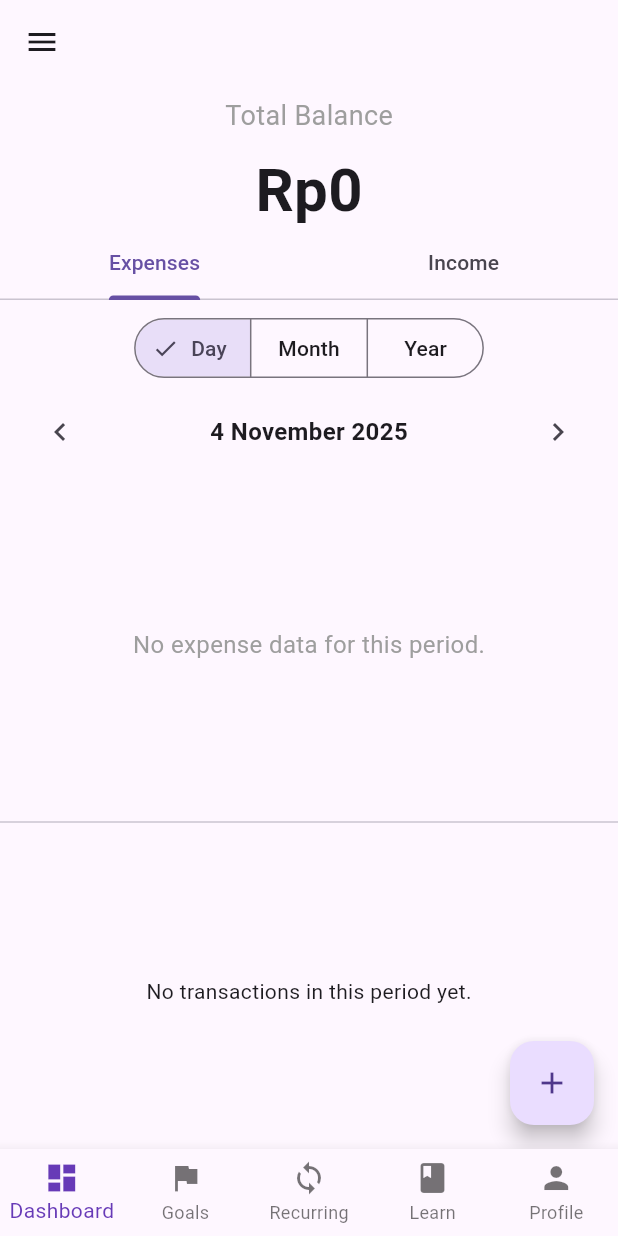
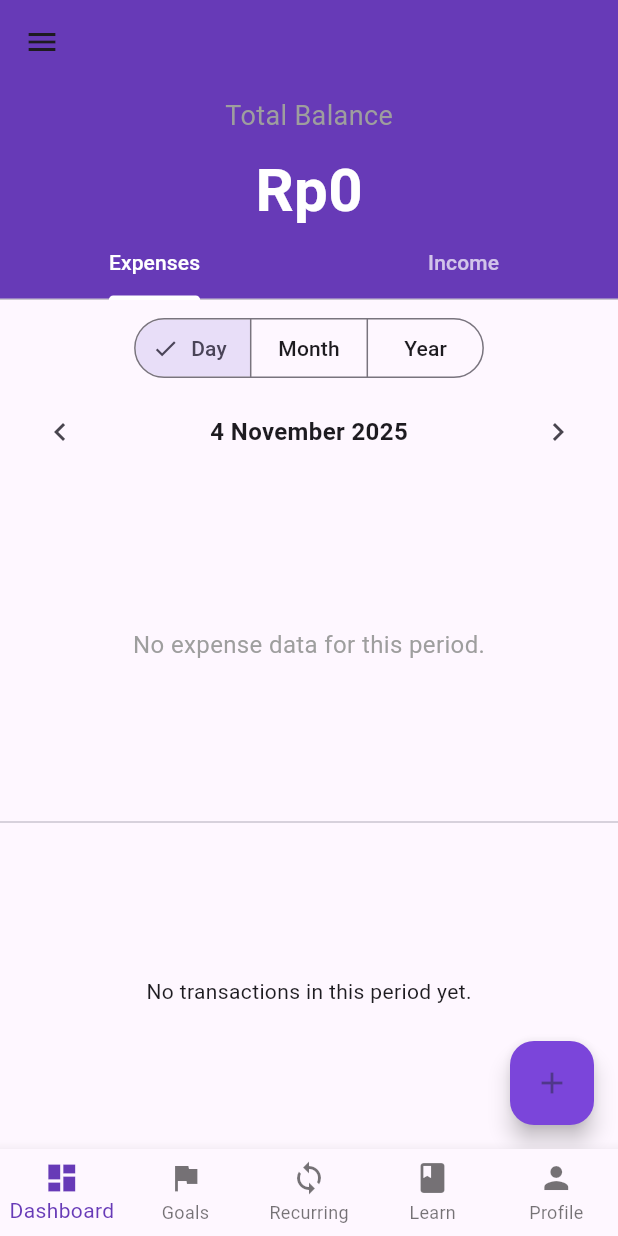
Before and after one commit to chintayanggest/expense_tracker, a Flutter app: the screen it shows after launch, on a phone screen of 412 x 824 dp. Run offline on Flutter 3.47's test engine with Material 3 defaults, Android fonts, the phone set to English and light mode, and no system bars; our stand-ins replace fl_chart; accounts and stored records are empty.

Commit message:
remove debug label and add color to top bar on dashboard

```diff
--- a/lib/main.dart
+++ b/lib/main.dart
@@ -16,6 +16,8 @@ class MyApp extends StatelessWidget {
       create: (context) => TransactionProvider(),
       child: const MaterialApp(
         home: MainScreen(),
+
+        debugShowCheckedModeBanner: false,
       ),
     );
   }
--- a/lib/screens/dashboard_screen.dart
+++ b/lib/screens/dashboard_screen.dart
@@ -127,11 +127,13 @@ class _DashboardScreenState extends State<DashboardScreen> with SingleTickerProv
             headerSliverBuilder: (context, innerBoxIsScrolled) {
               return [
                 SliverAppBar(
+                  backgroundColor: Colors.deepPurple,
                   pinned: true,
                   floating: true,
                   expandedHeight: 200.0,
                   flexibleSpace: FlexibleSpaceBar(
                     background: Container(
+                      color: Colors.deepPurple,
                       padding: const EdgeInsets.all(16.0),
                       alignment: Alignment.center,
                       child: Column(
@@ -142,13 +144,16 @@ class _DashboardScreenState extends State<DashboardScreen> with SingleTickerProv
                           const SizedBox(height: 8),
                           Text(
                             'Rp${transactionProvider.totalBalance.toStringAsFixed(0)}',
-                            style: const TextStyle(fontSize: 40, fontWeight: FontWeight.bold),
+                            style: const TextStyle(fontSize: 40, fontWeight: FontWeight.bold, color: Colors.white),
                           ),
                         ],
                       ),
                     ),
                   ),
                   bottom: TabBar(
+                    indicatorColor: Colors.white,
+                    labelColor: Colors.white,
+                    unselectedLabelColor: Colors.white70,
                     controller: _tabController,
                     tabs: const [ Tab(text: 'Expenses'), Tab(text: 'Income'), ],
                   ),
@@ -220,6 +225,7 @@ class _DashboardScreenState extends State<DashboardScreen> with SingleTickerProv
             ),
           ),
           floatingActionButton: FloatingActionButton(
+            backgroundColor: Color(0xFF7B45DA),
             onPressed: () { Navigator.push(context, MaterialPageRoute(builder: (context) => const AddTransactionScreen()),); },
             child: const Icon(Icons.add),
           ),
```
